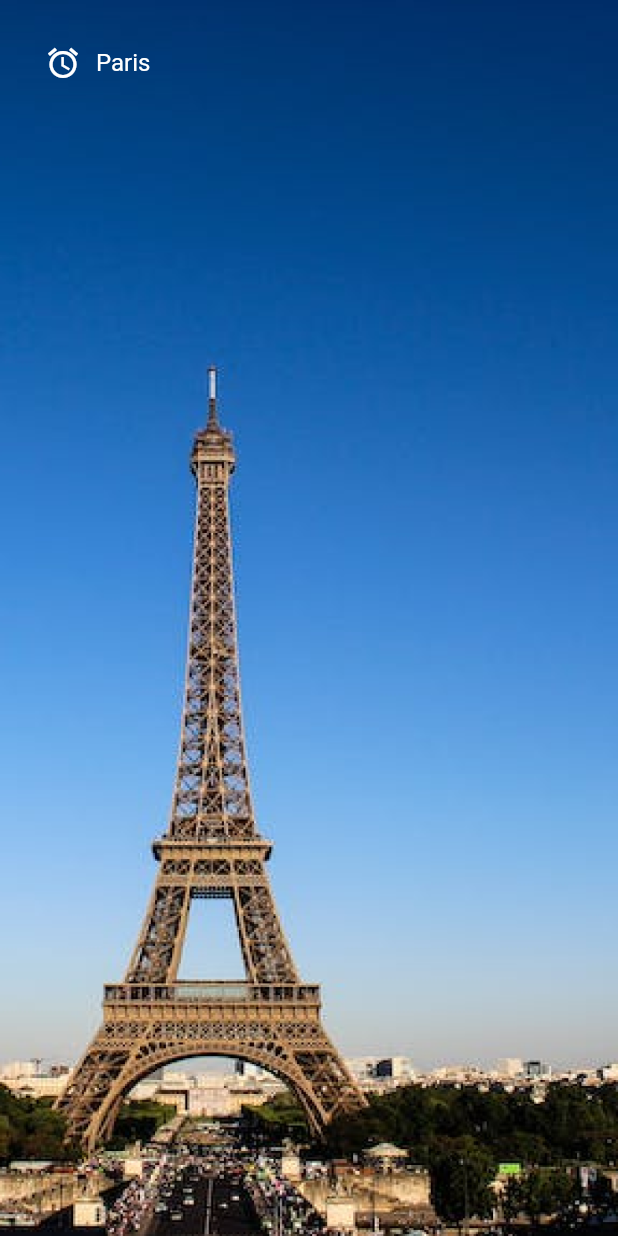
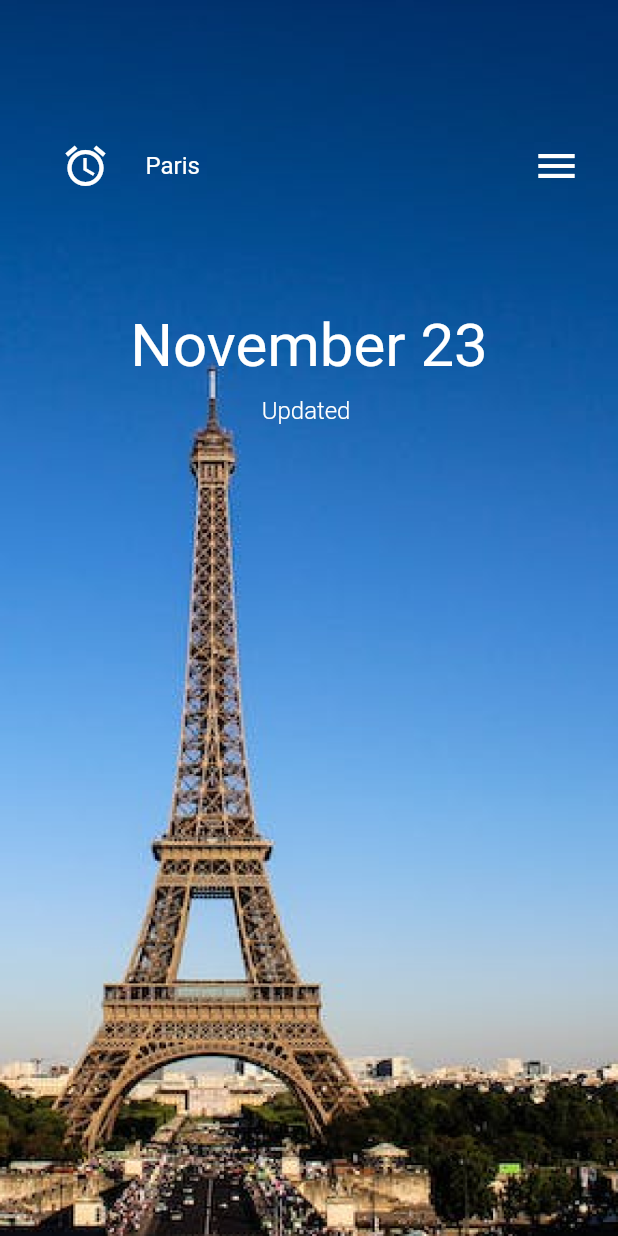
Before and after one commit to romannjoroge/heyflutterweatherapp, a Flutter app: the screen it shows after launch, on a phone screen of 412 x 824 dp. Run offline on Flutter 3.47's test engine with Material 2 defaults, Android fonts, the phone set to English and light mode, and no system bars.

Commit message:
adding widget for showing the current date and last updated

```diff
--- a/lib/screens/home/home.dart
+++ b/lib/screens/home/home.dart
@@ -1,5 +1,7 @@
 import 'package:flutter/material.dart';
 import 'package:hey_flutter_weather_app/helpers/city_data.dart';
+import 'package:hey_flutter_weather_app/screens/home/widgets/date_and_last_updated.dart';
+import 'package:hey_flutter_weather_app/screens/home/widgets/location_name_and_dropdown.dart';
 
 class Home extends StatelessWidget {
   final City selectedCity;
@@ -10,30 +12,34 @@ class Home extends StatelessWidget {
 
   @override
   Widget build(BuildContext context) {
+    var screenHeight = MediaQuery.of(context).size.height;
+    var screenWidth = MediaQuery.of(context).size.width;
+
     return Stack(
       children: [
         // Image of City
         Image.asset(
             getImage(City.paris),
-            width: MediaQuery.of(context).size.width,
-            height: MediaQuery.of(context).size.height,
+            width: screenWidth,
+            height: screenHeight,
             fit: BoxFit.fill
         ),
         // Name of city
         Positioned(
-          top: 30,
-          left: 30,
-          child: Row(
-            children: [
-              const Icon(Icons.access_alarm, color: Colors.white,),
-              Padding(
-                padding: const EdgeInsets.only(left: 10),
-                child: Text(
-                  getCityName(selectedCity),
-                  style: const TextStyle(color: Colors.white, fontSize: 16.0),
-                )
-              )
-            ],
+          top: screenHeight / 10,
+          child: Padding(
+            padding: const EdgeInsets.symmetric(horizontal: 25.0),
+            child: SizedBox(
+              height: screenHeight * 9 / 10,
+              child: Column(
+                mainAxisSize: MainAxisSize.min,
+                children: [
+                  LocationAndDropDown(locationName: getCityName(selectedCity)),
+                  SizedBox(height: screenHeight / 12,),
+                  CurrentDateAndLastUpdated(lastUpdated: DateTime.now(),)
+                ],
+              ),
+            )
           ),
         )
       ],
--- /dev/null
+++ b/lib/screens/home/widgets/date_and_last_updated.dart
@@ -0,0 +1,35 @@
+import 'package:flutter/material.dart';
+import 'package:hey_flutter_weather_app/helpers/dates.dart';
+
+class CurrentDateAndLastUpdated extends StatelessWidget {
+  final DateTime lastUpdated;
+
+  const CurrentDateAndLastUpdated({
+    required this.lastUpdated,
+    super.key});
+
+  @override
+  Widget build(BuildContext context) {
+    return Column(
+      mainAxisSize: MainAxisSize.min,
+      children: [
+        Text(
+          getMonthDateStringFromDate(DateTime.now()),
+          style: TextStyle(
+            color: Colors.white,
+            fontSize: 40
+          ),
+        ),
+        const SizedBox(height: 10,),
+        Text(
+          "Updated ${getMonthYearDateAndTime(lastUpdated)}",
+          style: const TextStyle(
+            fontSize: 16,
+            fontWeight: FontWeight.w300,
+            color: Colors.white,
+          ),
+        )
+      ],
+    );
+  }
+}
```
Also changed, not shown: lib/screens/home/widgets/weather_description.dart (added).
